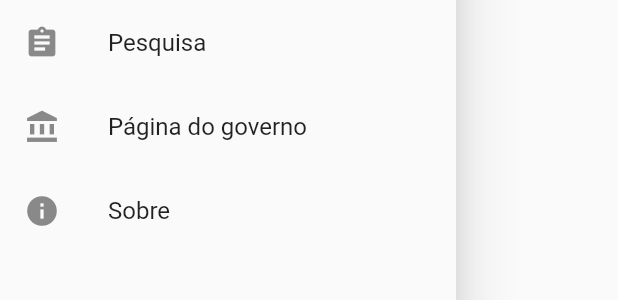
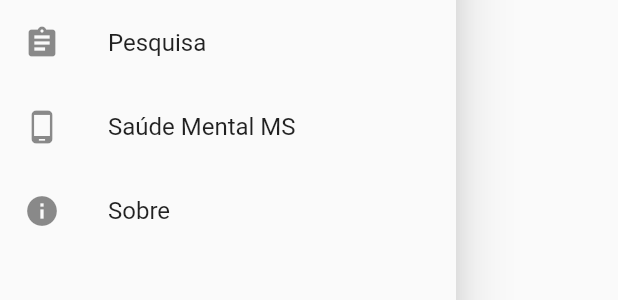
Before and after one commit to GCAS-UFF/saudeMentalSus, a Flutter app: the NavDrawer widget shown alone on an empty page, opened directly, after a tap on "Pesquisa", on a phone screen of 412 x 824 dp. Shown: the part 253-553 px from the top of the screen. Run offline on Flutter 3.47's test engine with Material 2 defaults, Android fonts, the phone set to English and light mode, and no system bars; our stand-ins replace dartz, equatable, flutter_mobx, flutter_spinkit, geolocator, get_it and 3 more; missing offline and left inert: map_launcher; accounts and stored records are empty; generated files the repository leaves out were written again.

Commit message:
Correction of menu items

```diff
--- a/lib/menu_page.dart
+++ b/lib/menu_page.dart
@@ -27,16 +27,16 @@ class NavDrawer extends StatelessWidget {
               style: TextStyle(fontSize: 16),
             ),
             onTap: () => {
-              openUrl_ProfessorResearch()
+
             },
           ),
           ListTile(
-            leading: Icon(Icons.account_balance),
-            title: Text('Página do governo',
+            leading: Icon(Icons.phone_android),
+            title: Text('Saúde Mental MS',
               style: TextStyle(fontSize: 16),
             ),
             onTap: () => {
-              openUrl_GovernamentPage()
+              openUrl_GovernamentApp()
             },
           ),
           ListTile(
@@ -65,8 +65,8 @@ class NavDrawer extends StatelessWidget {
     );
   }
 
-  openUrl_GovernamentPage() async {
-    const url = 'https://flutterando.com.br/';
+  openUrl_GovernamentApp() async {
+    const url = 'https://mobilems.saude.gov.br/saude-mental';
     if (await canLaunch(url)) {
       await launch(url);
     } else {
@@ -74,12 +74,5 @@ class NavDrawer extends StatelessWidget {
     }
   }
 
-  openUrl_ProfessorResearch() async {
-    const url = 'https://www.facebook.com/';
-    if (await canLaunch(url)) {
-      await launch(url);
-    } else {
-      throw 'Could not launch $url';
-    }
-  }
+
 }
```
Also changed, not shown: 1 other file.
